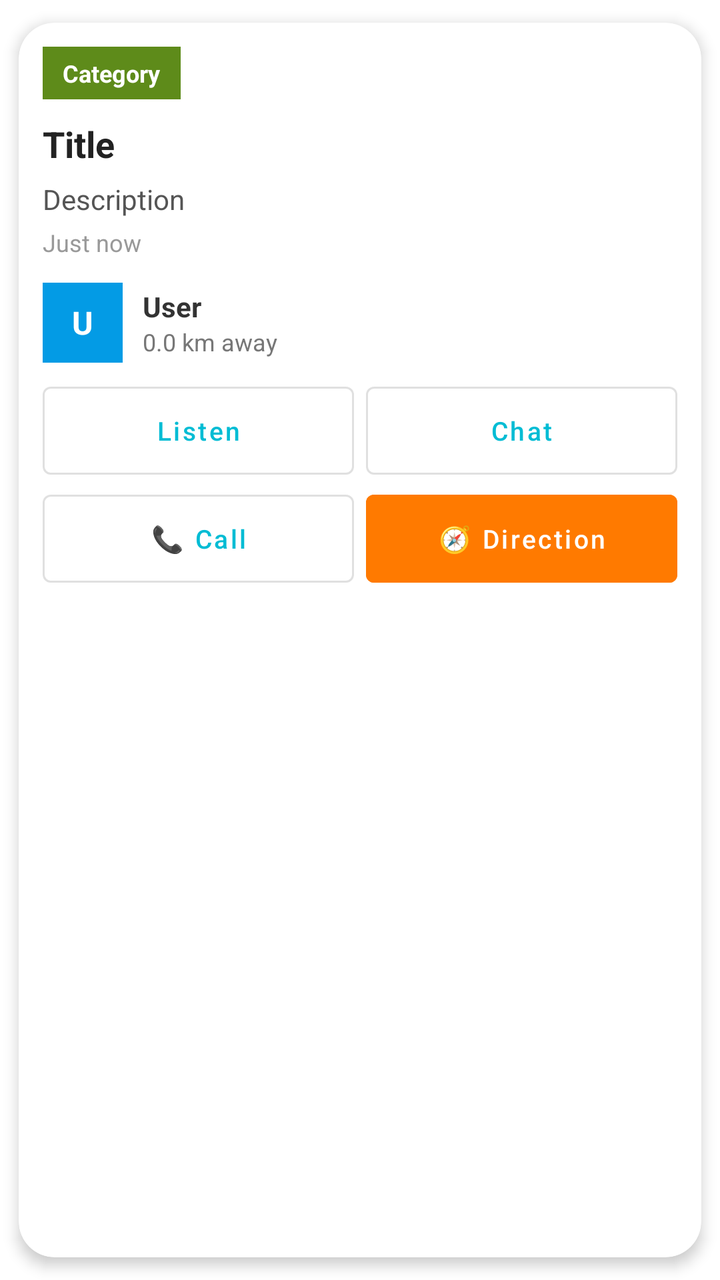
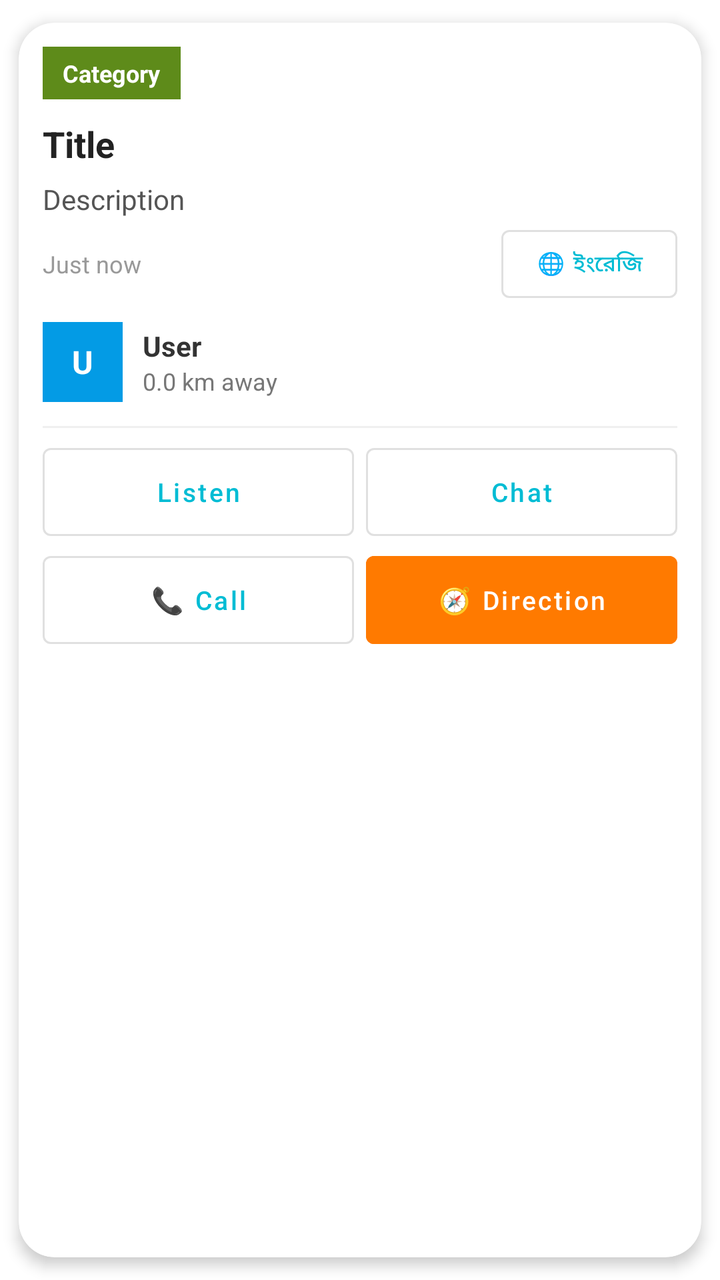

Compare the two renders of this Android layout. The source of the first and the diff that turns it into the second are given below.
<!-- AndroidManifest.xml: application theme Theme.TownCrierBD -->
<!-- res/layout/item_announcement.xml -->
<?xml version="1.0" encoding="utf-8"?>
<androidx.cardview.widget.CardView xmlns:android="http://schemas.android.com/apk/res/android"
    xmlns:app="http://schemas.android.com/apk/res-auto"
    android:id="@+id/cardRoot"
    android:layout_width="match_parent"
    android:layout_height="wrap_content"
    android:layout_marginStart="12dp"
    android:layout_marginEnd="12dp"
    android:layout_marginTop="8dp"
    android:layout_marginBottom="4dp"
    app:cardCornerRadius="18dp"
    app:cardElevation="4dp"
    app:cardUseCompatPadding="true">

    <LinearLayout
        android:layout_width="match_parent"
        android:layout_height="wrap_content"
        android:orientation="vertical">

        
        <ImageView
            android:id="@+id/ivPhoto"
            android:layout_width="match_parent"
            android:layout_height="180dp"
            android:scaleType="centerCrop"
            android:visibility="gone"
            android:contentDescription="Post image" />

        
        <LinearLayout
            android:layout_width="match_parent"
            android:layout_height="wrap_content"
            android:orientation="horizontal"
            android:gravity="center_vertical"
            android:layout_marginStart="12dp"
            android:layout_marginEnd="12dp"
            android:layout_marginTop="12dp">

            <TextView
                android:id="@+id/tvBadge"
                android:layout_width="wrap_content"
                android:layout_height="wrap_content"
                android:background="#5E8B1A"
                android:paddingStart="10dp"
                android:paddingEnd="10dp"
                android:paddingTop="5dp"
                android:paddingBottom="5dp"
                android:text="Category"
                android:textColor="@android:color/white"
                android:textStyle="bold"
                android:textSize="12sp" />

            <TextView
                android:id="@+id/tvAudioBadge"
                android:layout_width="wrap_content"
                android:layout_height="wrap_content"
                android:layout_marginStart="6dp"
                android:text="🔊 Audio"
                android:textSize="11sp"
                android:textStyle="bold"
                android:textColor="#A21CAF"
                android:visibility="gone"
                android:paddingStart="8dp"
                android:paddingEnd="8dp"
                android:paddingTop="4dp"
                android:paddingBottom="4dp"
                android:background="#F5E6FF"/>

            <View
                android:layout_width="0dp"
                android:layout_height="1dp"
                android:layout_weight="1"/>

            
            <TextView
                android:id="@+id/tvExpiry"
                android:layout_width="wrap_content"
                android:layout_height="wrap_content"
                android:text="⏳ 24 hrs"
                android:textSize="11sp"
                android:textStyle="bold"
                android:textColor="#388E3C"
                android:visibility="gone"
                android:paddingStart="8dp"
                android:paddingEnd="8dp"
                android:paddingTop="4dp"
                android:paddingBottom="4dp"
                android:background="#EDFFF0"/>

        </LinearLayout>

        
        <TextView
            android:id="@+id/tvTitle"
            android:layout_width="match_parent"
            android:layout_height="wrap_content"
            android:layout_marginStart="12dp"
            android:layout_marginEnd="12dp"
            android:layout_marginTop="10dp"
            android:text="Title"
            android:textColor="#222222"
            android:textStyle="bold"
            android:textSize="18sp" />

        
        <TextView
            android:id="@+id/tvDesc"
            android:layout_width="match_parent"
            android:layout_height="wrap_content"
            android:layout_marginStart="12dp"
            android:layout_marginEnd="12dp"
            android:layout_marginTop="6dp"
            android:text="Description"
            android:textColor="#555555"
            android:textSize="14sp"
            android:maxLines="3"
            android:ellipsize="end"/>

        
        <TextView
            android:id="@+id/tvTime"
            android:layout_width="wrap_content"
            android:layout_height="wrap_content"
            android:layout_marginStart="12dp"
            android:layout_marginTop="4dp"
            android:text="Just now"
            android:textColor="#999999"
            android:textSize="12sp" />

        
        <LinearLayout
            android:layout_width="match_parent"
            android:layout_height="wrap_content"
            android:layout_marginTop="12dp"
            android:layout_marginStart="12dp"
            android:layout_marginEnd="12dp"
            android:orientation="horizontal"
            android:gravity="center_vertical">

            <TextView
                android:id="@+id/tvAvatar"
                android:layout_width="40dp"
                android:layout_height="40dp"
                android:gravity="center"
                android:text="U"
                android:textStyle="bold"
                android:textColor="@android:color/white"
                android:textSize="16sp"
                android:background="#039BE5" />

            <LinearLayout
                android:layout_width="0dp"
                android:layout_height="wrap_content"
                android:layout_weight="1"
                android:layout_marginStart="10dp"
                android:orientation="vertical">

                <TextView
                    android:id="@+id/tvName"
                    android:layout_width="wrap_content"
                    android:layout_height="wrap_content"
                    android:text="User"
                    android:textStyle="bold"
                    android:textSize="14sp"
                    android:textColor="#333333" />

                <TextView
                    android:id="@+id/tvDistance"
                    android:layout_width="wrap_content"
                    android:layout_height="wrap_content"
                    android:text="0.0 km away"
                    android:textSize="12sp"
                    android:textColor="#777777" />
            </LinearLayout>

        </LinearLayout>

        
        <LinearLayout
            android:layout_width="match_parent"
            android:layout_height="wrap_content"
            android:layout_marginStart="12dp"
            android:layout_marginEnd="12dp"
            android:layout_marginTop="12dp"
            android:layout_marginBottom="4dp"
            android:orientation="horizontal">

            <Button
                android:id="@+id/btnListen"
                style="@style/Widget.MaterialComponents.Button.OutlinedButton"
                android:layout_width="0dp"
                android:layout_height="44dp"
                android:layout_weight="1"
                android:text="Listen"
                android:textAllCaps="false"
                android:textSize="13sp"
                android:insetTop="0dp"
                android:insetBottom="0dp"
                android:layout_marginEnd="6dp"/>

            <Button
                android:id="@+id/btnChat"
                style="@style/Widget.MaterialComponents.Button.OutlinedButton"
                android:layout_width="0dp"
                android:layout_height="44dp"
                android:layout_weight="1"
                android:text="Chat"
                android:textAllCaps="false"
                android:textSize="13sp"
                android:insetTop="0dp"
                android:insetBottom="0dp"/>

        </LinearLayout>

        
        <LinearLayout
            android:layout_width="match_parent"
            android:layout_height="wrap_content"
            android:layout_marginStart="12dp"
            android:layout_marginEnd="12dp"
            android:layout_marginTop="6dp"
            android:layout_marginBottom="12dp"
            android:orientation="horizontal">

            <Button
                android:id="@+id/btnCall"
                style="@style/Widget.MaterialComponents.Button.OutlinedButton"
                android:layout_width="0dp"
                android:layout_height="44dp"
                android:layout_weight="1"
                android:text="📞 Call"
                android:textAllCaps="false"
                android:textSize="13sp"
                android:insetTop="0dp"
                android:insetBottom="0dp"
                android:layout_marginEnd="6dp"/>

            <Button
                android:id="@+id/btnDirection"
                android:layout_width="0dp"
                android:layout_height="44dp"
                android:layout_weight="1"
                android:text="🧭 Direction"
                android:textAllCaps="false"
                android:textSize="13sp"
                android:textColor="@android:color/white"
                android:backgroundTint="#FF7A00"
                android:insetTop="0dp"
                android:insetBottom="0dp"/>

        </LinearLayout>

        
        <LinearLayout
            android:id="@+id/layoutEditDelete"
            android:layout_width="match_parent"
            android:layout_height="wrap_content"
            android:layout_marginStart="12dp"
            android:layout_marginEnd="12dp"
            android:layout_marginBottom="12dp"
            android:orientation="horizontal"
            android:visibility="gone">

            <Button
                android:id="@+id/btnEdit"
                style="@style/Widget.MaterialComponents.Button.OutlinedButton"
                android:layout_width="0dp"
                android:layout_height="46dp"
                android:layout_weight="1"
                android:text="Edit"
                android:textAllCaps="false"
                android:layout_marginEnd="6dp"/>

            <Button
                android:id="@+id/btnDelete"
                android:layout_width="0dp"
                android:layout_height="46dp"
                android:layout_weight="1"
                android:text="Delete"
                android:textAllCaps="false"
                android:backgroundTint="#F44336"
                android:textColor="@android:color/white"
                android:layout_marginEnd="6dp"/>

            <Button
                android:id="@+id/btnDetails"
                style="@style/Widget.MaterialComponents.Button.OutlinedButton"
                android:layout_width="0dp"
                android:layout_height="46dp"
                android:layout_weight="1"
                android:text="Details"
                android:textAllCaps="false"
                android:textSize="13sp"
                android:insetTop="0dp"
                android:insetBottom="0dp"/>

        </LinearLayout>

    </LinearLayout>
</androidx.cardview.widget.CardView>
<!-- resources referenced by this layout -->
<resources>
  <style name="Theme.TownCrierBD" parent="Theme.MaterialComponents.Light.NoActionBar">
  
          <item name="colorPrimary">@color/blue_end</item>
          <item name="colorPrimaryVariant">@color/blue_start</item>
          <item name="colorOnPrimary">@color/white</item>
  
          <item name="colorSecondary">@color/blue_start</item>
          <item name="colorSecondaryVariant">@color/blue_end</item>
          <item name="colorOnSecondary">@color/white</item>
  
          <item name="android:forceDarkAllowed" tools:targetApi="q">false</item>
  
          <item name="android:statusBarColor">@color/blue_start</item>
          <item name="android:navigationBarColor">@color/blue_start</item>
  
          <item name="spinnerStyle">@style/TownCrierBD.SpinnerStyle</item>
      </style>
  <color name="blue_end">#00BCD4</color>
  <color name="blue_start">#2196F3</color>
  <color name="white">#FFFFFF</color>
  <style name="TownCrierBD.SpinnerStyle" parent="Widget.AppCompat.Spinner">
      <item name="android:popupBackground">@drawable/bg_spinner_popup_white</item>
          <item name="popupTheme">@style/TownCrierBD.PopupTheme</item>
      </style>
  <!-- drawable bg_spinner_popup_white (drawable) -->
  <?xml version="1.0" encoding="utf-8"?>
  <shape xmlns:android="http://schemas.android.com/apk/res/android">
      <solid android:color="#FFFFFF"/>
      <corners android:radius="16dp"/>
      <padding
          android:left="8dp"
          android:top="8dp"
          android:right="8dp"
          android:bottom="8dp"/>
  </shape>
  <style name="TownCrierBD.PopupTheme" parent="ThemeOverlay.MaterialComponents.Light">
          <item name="android:popupBackground">@drawable/bg_spinner_popup_white</item>
      </style>
</resources>

<!-- the commit's change to res/layout/item_announcement.xml (unified diff, before → after) -->
@@ -117,15 +117,39 @@
             android:ellipsize="end"/>
 
         
-        <TextView
-            android:id="@+id/tvTime"
-            android:layout_width="wrap_content"
-            android:layout_height="wrap_content"
-            android:layout_marginStart="12dp"
-            android:layout_marginTop="4dp"
-            android:text="Just now"
-            android:textColor="#999999"
-            android:textSize="12sp" />
+        <LinearLayout
+            android:layout_width="match_parent"
+            android:layout_height="wrap_content"
+            android:orientation="horizontal"
+            android:gravity="center_vertical"
+            android:layout_marginStart="12dp"
+            android:layout_marginEnd="12dp"
+            android:layout_marginTop="6dp">
+
+            <TextView
+                android:id="@+id/tvTime"
+                android:layout_width="0dp"
+                android:layout_height="wrap_content"
+                android:layout_weight="1"
+                android:text="Just now"
+                android:textColor="#999999"
+                android:textSize="12sp" />
+
+            
+            <Button
+                android:id="@+id/btnTranslate"
+                style="@style/Widget.MaterialComponents.Button.OutlinedButton"
+                android:layout_width="wrap_content"
+                android:layout_height="34dp"
+                android:text="🌐 ইংরেজি"
+                android:textAllCaps="false"
+                android:textSize="11sp"
+                android:insetTop="0dp"
+                android:insetBottom="0dp"
+                android:paddingStart="10dp"
+                android:paddingEnd="10dp"/>
+
+        </LinearLayout>
 
         
         <LinearLayout
@@ -176,12 +200,21 @@
         </LinearLayout>
 
         
-        <LinearLayout
-            android:layout_width="match_parent"
-            android:layout_height="wrap_content"
+        <View
+            android:layout_width="match_parent"
+            android:layout_height="1dp"
             android:layout_marginStart="12dp"
             android:layout_marginEnd="12dp"
             android:layout_marginTop="12dp"
+            android:background="#F0F0F0"/>
+
+        
+        <LinearLayout
+            android:layout_width="match_parent"
+            android:layout_height="wrap_content"
+            android:layout_marginStart="12dp"
+            android:layout_marginEnd="12dp"
+            android:layout_marginTop="10dp"
             android:layout_marginBottom="4dp"
             android:orientation="horizontal">
 
